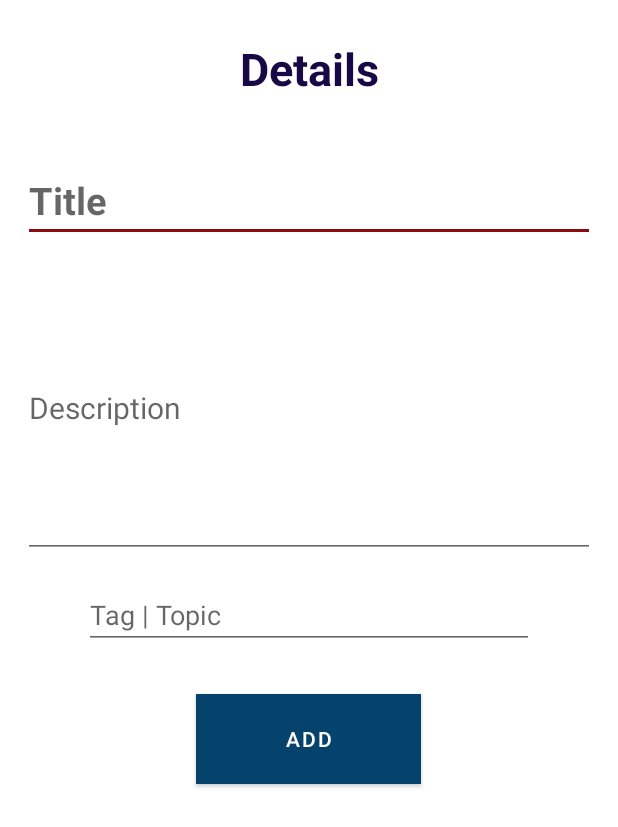
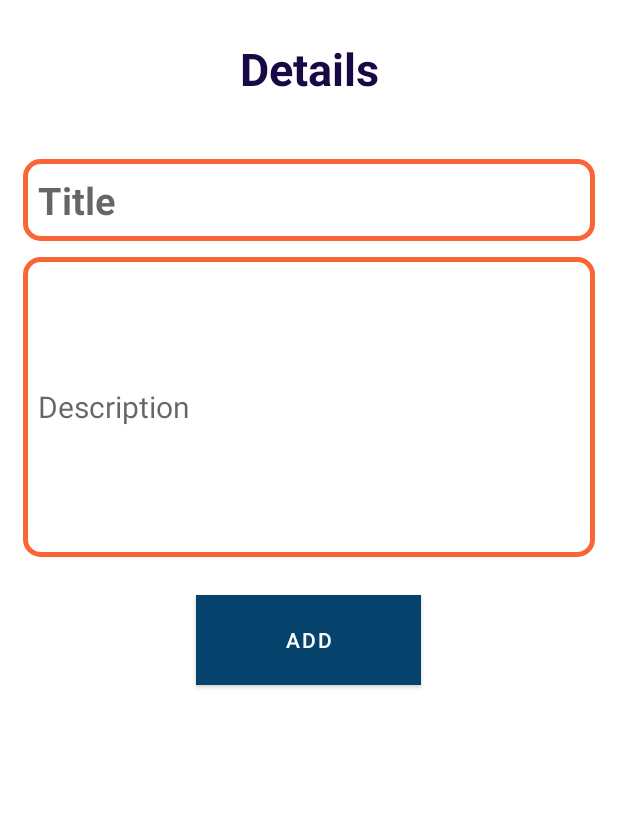
Before and after one commit to SudarshanDevkota/PeakProductive, an Android app: the EditCardDetailsActivity screen opened directly, with no data from a screen before it, on a phone screen of 412 x 824 dp. Shown: the top 827 px of the screen. Run offline under Robolectric (Android 15) with nearby library versions, the phone set to English and light mode, and no system bars; our stand-ins replace Room's generated code; Roboto replaces fonts that are not available here.

Commit message:
card ui changed and ui codes refactored

```diff
--- a/app/src/main/java/com/example/peakproductive/EditCardDetailsActivity.java
+++ b/app/src/main/java/com/example/peakproductive/EditCardDetailsActivity.java
@@ -1,25 +1,20 @@
 package com.example.peakproductive;
 
 
-import androidx.appcompat.app.AppCompatActivity;
-import androidx.fragment.app.Fragment;
-
-
-import android.content.Context;
-import android.content.Intent;
 import android.os.Bundle;
 import android.view.View;
 import android.widget.Button;
 import android.widget.EditText;
 import android.widget.Toast;
 
+import androidx.appcompat.app.AppCompatActivity;
 
 import com.example.peakproductive.models.CardModel;
 import com.example.peakproductive.repo.MainRepository;
 
 
 public class EditCardDetailsActivity extends AppCompatActivity {
-        EditText titleET,descriptionET,tagET;
+        EditText titleET,descriptionET;
         Button buttonAU,btnDelete;
         boolean isUpdate=false;
         CardModel cardModel;
@@ -31,7 +26,6 @@ public class EditCardDetailsActivity extends AppCompatActivity {
         setContentView(R.layout.activity_edit_card_details);
         titleET = findViewById(R.id.edit_cardTitle);
         descriptionET = findViewById(R.id.edit_cardDescription);
-        tagET = findViewById(R.id.edit_cardTag);
         buttonAU = findViewById(R.id.btn_done);
         buttonAU.setOnClickListener(addUpdateListener);
         repository = new MainRepository(this);
@@ -42,10 +36,9 @@ public class EditCardDetailsActivity extends AppCompatActivity {
         cardModel = (CardModel) getIntent().getSerializableExtra("model");
         if(cardModel != null){
             isUpdate = true;
-            buttonAU.setText("Update");
+            buttonAU.setText(getResources().getString(R.string.update_text));
             titleET.setText(cardModel.getCardTitle());
             descriptionET.setText(cardModel.getCardContent());
-            tagET.setText(cardModel.getCardTag());
             btnDelete.setVisibility(View.VISIBLE);
 
         }
@@ -56,7 +49,6 @@ public class EditCardDetailsActivity extends AppCompatActivity {
     View.OnClickListener addUpdateListener = v->{
         String title = titleET.getText().toString();
         String content = descriptionET.getText().toString();
-        String tag = tagET.getText().toString();
 
         if(!title.isEmpty() && !content.isEmpty()){
             if(cardModel == null){
@@ -64,7 +56,6 @@ public class EditCardDetailsActivity extends AppCompatActivity {
             }
             cardModel.setTitle(title);
             cardModel.setContent(content);
-            cardModel.setCardTag(tag);
             if(isUpdate){
                 repository.updateFlashCard(cardModel);
             }else{
--- a/app/src/main/java/com/example/peakproductive/adaptors/CardModelAdaptor.java
+++ b/app/src/main/java/com/example/peakproductive/adaptors/CardModelAdaptor.java
@@ -42,7 +42,6 @@ public class CardModelAdaptor extends RecyclerView.Adapter<CardModelAdaptor.View
     public void onBindViewHolder(@NonNull ViewHolder holder, int position) {
         holder.titleView.setText(cardList.get(position).getCardTitle());
         holder.descriptionView.setText(cardList.get(position).getCardContent());
-        holder.tag.setText(cardList.get(position).getCardTag());
         holder.updateBtn.setOnClickListener(view -> {
             Intent intent = new Intent(context, EditCardDetailsActivity.class);
             intent.putExtra("model",cardList.get(position));
@@ -65,7 +64,7 @@ public class CardModelAdaptor extends RecyclerView.Adapter<CardModelAdaptor.View
             super(itemView);
             titleView = itemView.findViewById(R.id.card_title);
             descriptionView = itemView.findViewById(R.id.card_description);
-            tag = itemView.findViewById(R.id.card_tag);
+
             updateBtn = itemView.findViewById(R.id.btn_updateCard);
 
 
--- a/app/src/main/res/drawable/priority_drawable.xml
+++ b/app/src/main/res/drawable/priority_drawable.xml
@@ -1,5 +1,8 @@
 <?xml version="1.0" encoding="utf-8"?>
-<shape xmlns:android="http://schemas.android.com/apk/res/android" android:shape="rectangle">
-    <stroke android:color="?attr/colorPrimary" android:width="3dp"/>
-    <corners android:radius="10dp"/>
+<shape xmlns:android="http://schemas.android.com/apk/res/android"
+    android:shape="rectangle">
+    <stroke
+        android:width="3dp"
+        android:color="@color/orange" />
+    <corners android:radius="10dp" />
 </shape>
--- a/app/src/main/res/layout/activity_edit_card_details.xml
+++ b/app/src/main/res/layout/activity_edit_card_details.xml
@@ -4,10 +4,9 @@
     xmlns:tools="http://schemas.android.com/tools"
     android:layout_width="match_parent"
     android:layout_height="match_parent"
-    tools:context=".EditCardDetailsActivity"
     android:orientation="vertical"
-    android:padding="10dp">
-
+    android:padding="10dp"
+    tools:context=".EditCardDetailsActivity">
 
 
     <TextView
@@ -27,9 +26,13 @@
         android:layout_width="match_parent"
         android:layout_height="wrap_content"
         android:layout_margin="5dp"
+        android:autofillHints=""
+        android:background="@drawable/priority_drawable"
         android:ems="10"
-            android:hint="Title"
+        android:hint="@string/title"
         android:inputType="textPersonName"
+        android:minHeight="50dp"
+        android:padding="10dp"
         android:textColor="?android:textColorPrimary"
         android:textSize="25sp"
         android:textStyle="bold" />
@@ -39,25 +42,19 @@
         android:layout_width="match_parent"
         android:layout_height="wrap_content"
         android:layout_margin="5dp"
+        android:autofillHints=""
+        android:background="@drawable/priority_drawable"
         android:ems="10"
-            android:hint="Description"
+        android:hint="@string/description"
         android:inputType="textMultiLine"
         android:maxHeight="300dp"
         android:minHeight="200dp"
+        android:padding="10dp"
         android:scrollbars="vertical"
         android:textColor="?android:textColorPrimary"
         android:textSize="20sp" />
 
-        <EditText
-            android:id="@+id/edit_cardTag"
-            android:layout_width="300dp"
-            android:layout_height="wrap_content"
-            android:layout_gravity="center_horizontal"
-            android:layout_margin="10dp"
-            android:ems="10"
-            android:hint="Tag | Topic"
-            android:inputType="textPersonName"
-            tools:ignore="TouchTargetSizeCheck" />
+
 
     <Button
         android:id="@+id/btn_done"
@@ -76,7 +73,7 @@
         android:layout_gravity="center"
         android:layout_marginTop="20dp"
         android:background="?attr/colorPrimary"
-            android:text="Delete"
+        android:text="@string/delete"
         app:cornerRadius="20dp" />
 
 </androidx.appcompat.widget.LinearLayoutCompat>
--- a/app/src/main/res/values-night/themes.xml
+++ b/app/src/main/res/values-night/themes.xml
@@ -1,6 +1,6 @@
-<resources xmlns:tools="http://schemas.android.com/tools">
+<resources>
     <!-- Base application theme. -->
-    <style name="Theme.PeakProductive" parent="Theme.MaterialComponents.DayNight.NoActionBar">
+    <style name="Theme.PeakProductiveNight" parent="Theme.MaterialComponents.Light.NoActionBar">
         <!-- Primary brand color. -->
         <item name="colorPrimary">@color/orange</item>
         <item name="colorPrimaryVariant">@color/blue_dark</item>
@@ -11,7 +11,6 @@
         <item name="colorSecondaryVariant">@color/teal_200</item>
         <item name="colorOnSecondary">@color/black</item>
         <!-- Status bar color. -->
-        <item name="android:statusBarColor" tools:targetApi="l">?attr/colorPrimaryVariant</item>
         <!-- Customize your theme here. -->
     </style>
 </resources>
--- a/app/src/main/res/values/colors.xml
+++ b/app/src/main/res/values/colors.xml
@@ -11,7 +11,7 @@
     <color name="green">#05B90E</color>
     <color name="black">#FF000000</color>
     <color name="white">#FFFFFFFF</color>
-    <color name="white_light">#D6CDCD</color>
+    <color name="white_light">#DAD9D9</color>
     <color name="purple_dark">#180845</color>
     <color name="green_dark">#5F7502</color>
     <color name="transparent">#00531111</color>
--- a/app/src/main/res/values/strings.xml
+++ b/app/src/main/res/values/strings.xml
@@ -6,10 +6,17 @@
     <string name="detail">Details</string>
     <string name="start_text">Start</string>
     <string name="pause_text">Pause</string>
+    <string name="title">Title</string>
+    <string name="todo">To do</string>
+
     <string name="reset_text">Reset</string>
     <string name="relax_text">Relax</string>
     <string name="update_text">Update</string>
+    <string name="description">Description</string>
     <string name="add_text">Add</string>
+    <string name="delete">Delete</string>
+    <string name="tag">Topic or Category</string>
+
     <string name="cardDetail_text">Card Detail</string>
     <string name="taskDetail_text">Task Detail</string>
     <string name="hello_blank_fragment">Hello blank fragment</string>
```
Also changed, not shown: app/src/main/java/com/example/peakproductive/EditTaskDetailsActivity.java (+2 -14 lines), app/src/main/res/layout/activity_edit_task_details.xml (+10 -7 lines), app/src/main/res/layout/activity_main.xml (+5 -5 lines), app/src/main/res/layout/card_view_model.xml (+23 -40 lines), app/src/main/res/layout/fragment_card.xml (+6 -6 lines), app/src/main/res/layout/fragment_task.xml (+3 -19 lines), app/src/main/res/layout/fragment_timer.xml (+4 -22 lines), app/src/main/res/layout/task_view_model.xml (+6 -7 lines). Lines whose indentation alone changed are shown as unchanged.
